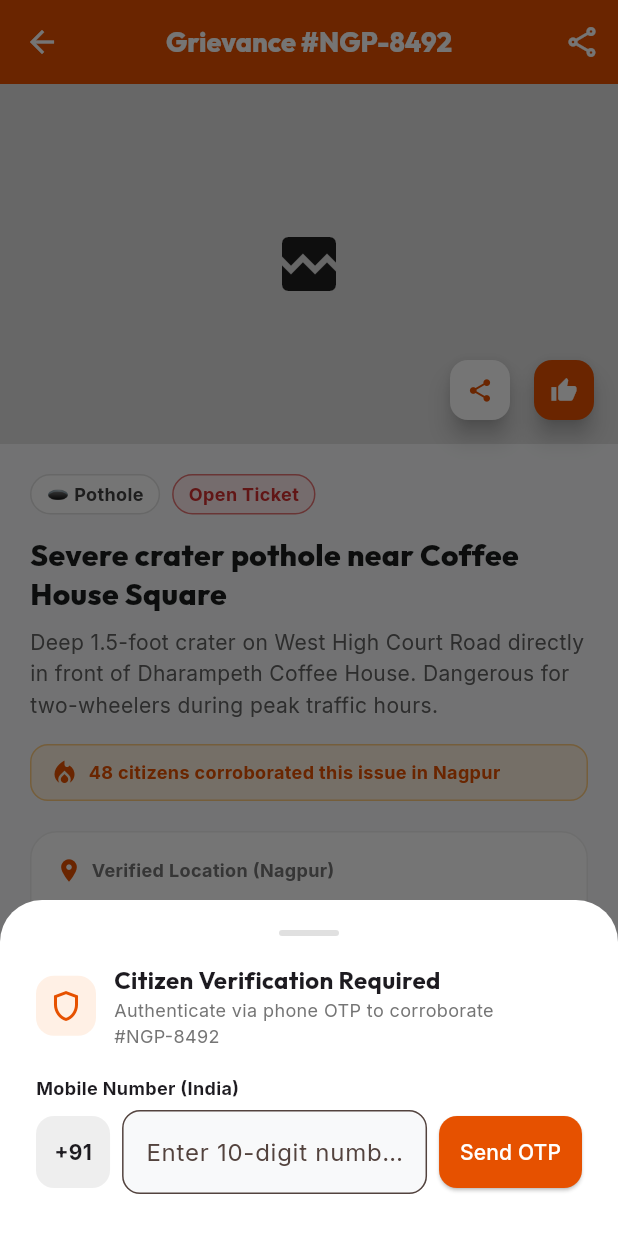
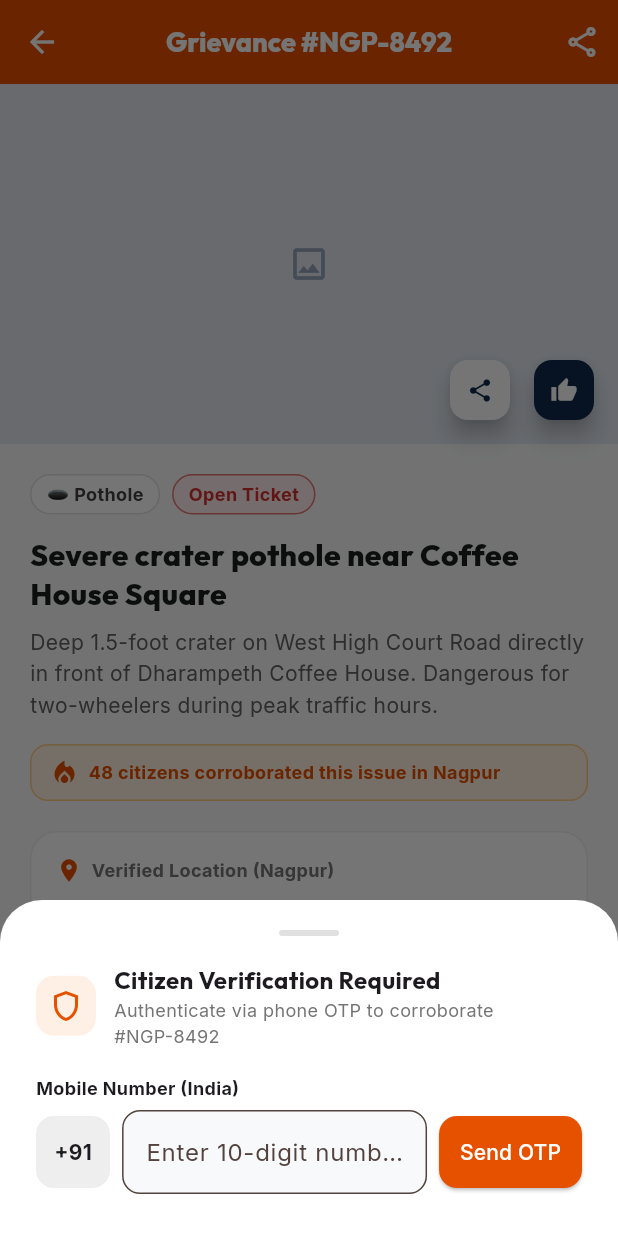
Before and after one commit to endertrailer/nagpur_setu, a Flutter app: the IssueDetailScreen screen opened directly with empty values, after a tap on the "thumb up" icon, on a phone screen of 412 x 824 dp. Run offline on Flutter 3.47's test engine with Material 3 defaults, Android fonts, the phone set to English and light mode, and no system bars; our stand-ins replace confetti, connectivity_plus, flutter_map, geolocator, google_fonts, image_picker and 3 more; accounts and stored records are empty; network calls fail.

Commit message:
fix: universal local/remote photo rendering via buildCivicPhoto & unified CivicTheme

```diff
--- a/lib/screens/issue_detail_screen.dart
+++ b/lib/screens/issue_detail_screen.dart
@@ -5,6 +5,7 @@ import '../models/complaint.dart';
 import '../services/complaints_repository.dart';
 import '../services/supabase_service.dart';
 import '../utils/geo_utils.dart';
+import '../utils/civic_theme.dart';
 
 class IssueDetailScreen extends StatefulWidget {
   final String complaintId;
@@ -323,16 +324,10 @@ class _IssueDetailScreenState extends State<IssueDetailScreen> {
             // 1. Hero Image Section
             Stack(
               children: [
-                Image.network(
+                buildCivicPhoto(
                   complaint.photoUrl,
                   width: double.infinity,
                   height: 240,
-                  fit: BoxFit.cover,
-                  errorBuilder: (_, __, ___) => Container(
-                    height: 240,
-                    color: Colors.grey[300],
-                    child: const Center(child: Icon(Icons.broken_image, size: 48)),
-                  ),
                 ),
                 Positioned(
                   bottom: 12,
@@ -347,13 +342,13 @@ class _IssueDetailScreenState extends State<IssueDetailScreen> {
                           );
                         },
                         backgroundColor: Colors.white,
-                        child: const Icon(Icons.share, color: Color(0xFFE65100), size: 18),
+                        child: const Icon(Icons.share, color: CivicTheme.primary, size: 18),
                       ),
                       const SizedBox(width: 8),
                       FloatingActionButton.small(
                         heroTag: 'upvote_hero',
                         onPressed: isResolved ? null : () => _handleCorroborateTap(complaint),
-                        backgroundColor: isCorroborated ? Colors.green[700] : const Color(0xFFE65100),
+                        backgroundColor: isCorroborated ? Colors.green[700] : CivicTheme.primary,
                         child: Icon(
                           isCorroborated ? Icons.check : Icons.thumb_up,
                           color: Colors.white,
@@ -585,14 +580,11 @@ class _IssueDetailScreenState extends State<IssueDetailScreen> {
                             Expanded(
                               child: Column(
                                 children: [
-                                  ClipRRect(
-                                    borderRadius: BorderRadius.circular(12),
-                                    child: Image.network(
+                                  buildCivicPhoto(
                                     complaint.photoUrl,
                                     height: 120,
                                     width: double.infinity,
-                                      fit: BoxFit.cover,
-                                    ),
+                                    borderRadius: BorderRadius.circular(8),
                                   ),
                                   const SizedBox(height: 6),
                                   Text(
@@ -607,28 +599,25 @@ class _IssueDetailScreenState extends State<IssueDetailScreen> {
                               child: Column(
                                 children: [
                                   if (isResolved && complaint.resolvedPhotoUrl != null)
-                                    ClipRRect(
-                                      borderRadius: BorderRadius.circular(12),
-                                      child: Image.network(
+                                    buildCivicPhoto(
                                       complaint.resolvedPhotoUrl!,
                                       height: 120,
                                       width: double.infinity,
-                                        fit: BoxFit.cover,
-                                      ),
+                                      borderRadius: BorderRadius.circular(8),
                                     )
                                   else
                                     Container(
                                       height: 120,
                                       decoration: BoxDecoration(
-                                        color: const Color(0xFFFFF0E5),
-                                        borderRadius: BorderRadius.circular(12),
-                                        border: Border.all(color: const Color(0xFFE65100)),
+                                        color: const Color(0xFFF1F5F9),
+                                        borderRadius: BorderRadius.circular(8),
+                                        border: Border.all(color: CivicTheme.border),
                                       ),
                                       child: Center(
                                         child: Column(
                                           mainAxisAlignment: MainAxisAlignment.center,
                                           children: [
-                                            const Icon(Icons.build, color: Color(0xFFE65100), size: 28),
+                                            const Icon(Icons.build_outlined, color: CivicTheme.primary, size: 28),
                                             const SizedBox(height: 4),
                                             Text(
                                               'Pending Repair',
--- /dev/null
+++ b/lib/utils/civic_theme.dart
@@ -0,0 +1,114 @@
+import 'dart:io';
+import 'package:flutter/foundation.dart';
+import 'package:flutter/material.dart';
+
+class CivicTheme {
+  // Authoritative Municipal Color Tokens
+  static const Color primary = Color(0xFF0F294A);      // NMC Deep Navy
+  static const Color primaryDark = Color(0xFF0A1D36);  // Deep Top Bar Navy
+  static const Color accent = Color(0xFFD9531E);       // Municipal Saffron
+  static const Color background = Color(0xFFF1F5F9);   // Clean Slate White
+  static const Color surface = Colors.white;
+  static const Color textPrimary = Color(0xFF0F294A);
+  static const Color textSecondary = Color(0xFF64748B);
+  static const Color border = Color(0xFFCBD5E1);
+
+  // Status Colors
+  static const Color statusOpen = Color(0xFFB91C1C);      // Red
+  static const Color statusInProgress = Color(0xFFD97706);// Amber
+  static const Color statusResolved = Color(0xFF15803D);  // Emerald Green
+}
+
+/// Universal Photo Rendering Widget
+/// Seamlessly renders local gallery/camera file paths AND remote Supabase HTTP URLs
+/// with automatic fallback so images are NEVER lost or broken!
+Widget buildCivicPhoto(
+  String? url, {
+  double? width,
+  double? height,
+  BoxFit fit = BoxFit.cover,
+  BorderRadius? borderRadius,
+}) {
+  Widget placeholder = Container(
+    width: width,
+    height: height,
+    color: const Color(0xFFE2E8F0),
+    child: const Center(
+      child: Icon(
+        Icons.image_outlined,
+        color: Color(0xFF94A3B8),
+        size: 28,
+      ),
+    ),
+  );
+
+  if (url == null || url.trim().isEmpty) {
+    return ClipRRect(
+      borderRadius: borderRadius ?? BorderRadius.zero,
+      child: placeholder,
+    );
+  }
+
+  final cleanUrl = url.trim();
+
+  Widget imageWidget;
+
+  // 1. Remote HTTP / Supabase URL
+  if (cleanUrl.startsWith('http://') || cleanUrl.startsWith('https://')) {
+    imageWidget = Image.network(
+      cleanUrl,
+      width: width,
+      height: height,
+      fit: fit,
+      errorBuilder: (context, error, stackTrace) => placeholder,
+      loadingBuilder: (context, child, progress) {
+        if (progress == null) return child;
+        return Container(
+          width: width,
+          height: height,
+          color: const Color(0xFFE2E8F0),
+          child: const Center(
+            child: SizedBox(
+              width: 20,
+              height: 20,
+              child: CircularProgressIndicator(
+                strokeWidth: 2,
+                color: CivicTheme.primary,
+              ),
+            ),
+          ),
+        );
+      },
+    );
+  }
+  // 2. Local File System Image (Gallery / Camera on Device)
+  else if (!kIsWeb) {
+    try {
+      final file = File(cleanUrl);
+      if (file.existsSync()) {
+        imageWidget = Image.file(
+          file,
+          width: width,
+          height: height,
+          fit: fit,
+          errorBuilder: (context, error, stackTrace) => placeholder,
+        );
+      } else {
+        imageWidget = placeholder;
+      }
+    } catch (_) {
+      imageWidget = placeholder;
+    }
+  } else {
+    imageWidget = placeholder;
+  }
+
+  if (borderRadius != null) {
+    return ClipRRect(
+      borderRadius: borderRadius,
+      child: imageWidget,
+    );
+  }
+
+  return imageWidget;
+}
```
Also changed, not shown: lib/screens/issue_feed_screen.dart (+101 -70 lines), lib/screens/map_screen.dart (+101 -90 lines), lib/screens/report_screen.dart (+11 -16 lines), lib/widgets/civic_category_tiles.dart (+63 -61 lines). Lines whose indentation alone changed are shown as unchanged.
